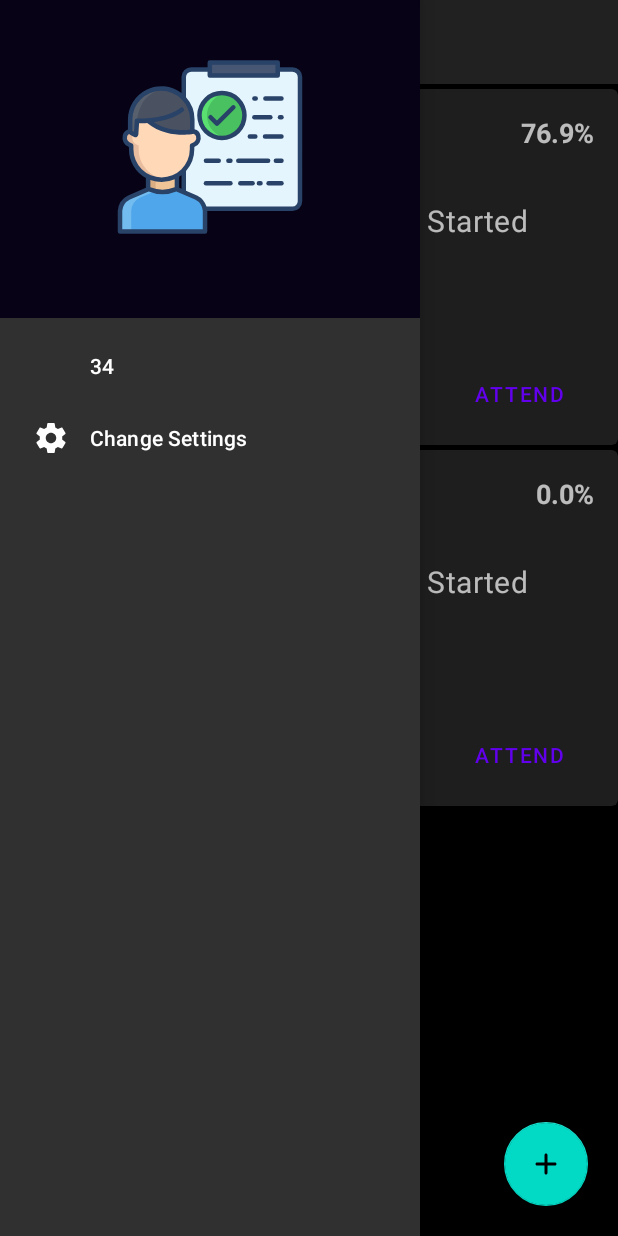
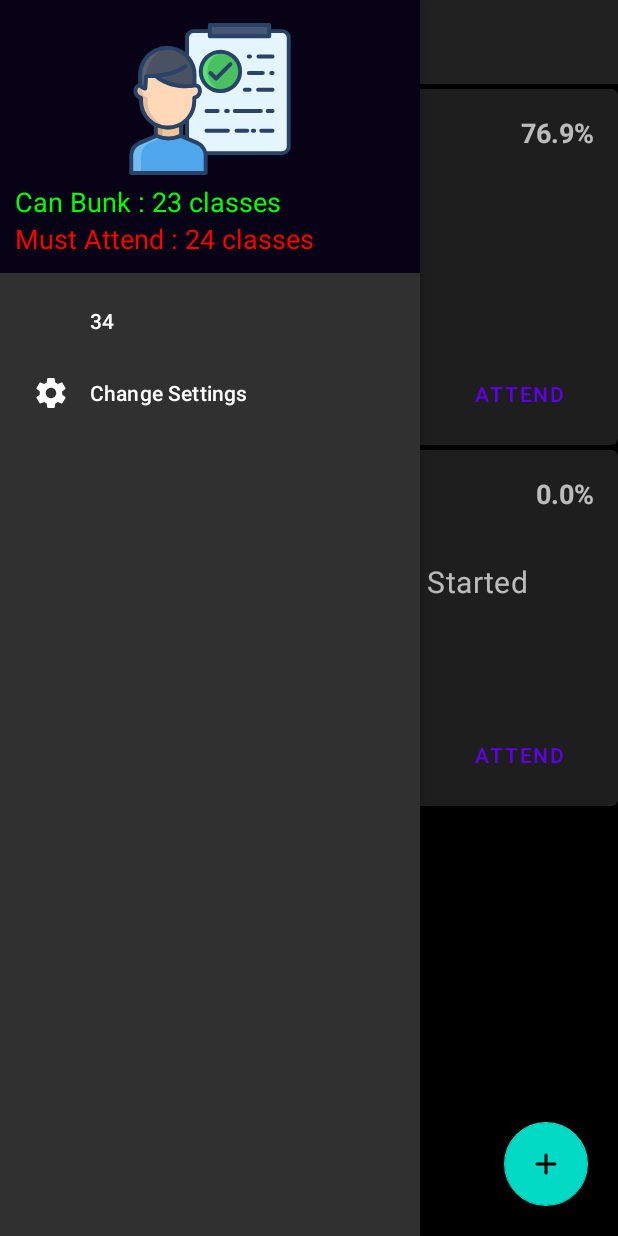
Before and after one commit to FareesHussain/BunkManager, an Android app: the screen it shows after launch (MainActivity), with the side drawer open, on a phone screen of 412 x 824 dp. Run offline under Robolectric (Android 15) with nearby library versions, the phone set to English and light mode, and no system bars; our stand-ins replace Dagger/Hilt's generated code, Room's generated code, navigation-ui; 1 statement that could not run was skipped.

Commit message:
added fake repository and better nav_header.xml

```diff
--- a/app/src/main/AndroidManifest.xml
+++ b/app/src/main/AndroidManifest.xml
@@ -10,7 +10,7 @@
         android:roundIcon="@drawable/ic_app_icon"
         android:supportsRtl="true"
         android:theme="@style/AppTheme">
-        <activity android:name=".MainActivity">
+        <activity android:name=".ui.MainActivity">
             <intent-filter>
                 <action android:name="android.intent.action.MAIN" />
 
--- a/app/src/main/java/farees/hussain/bunkmanager/adapter/ClassAdapter.kt
+++ b/app/src/main/java/farees/hussain/bunkmanager/adapter/ClassAdapter.kt
@@ -27,6 +27,7 @@ class ClassAdapter(var subjects:List<Subject>) : RecyclerView.Adapter<ClassAdapt
                 holder.view.tvStatus.text = "Attendance Not Yet Started"
                 return
             }
+            holder.view.tvCurrentAttendance.text = "Current Attendance : ${subject.classesAttended}/${subject.totalClasses}"
             if (subject.percentageAttendance!! < 75) {
                 var noOfClassesToAttend = 3 * subject.totalClasses!! - 4 * subject.classesAttended
                 if (noOfClassesToAttend < 0) noOfClassesToAttend++
--- a/app/src/main/java/farees/hussain/bunkmanager/db/model/Subject.kt
+++ b/app/src/main/java/farees/hussain/bunkmanager/db/model/Subject.kt
@@ -6,6 +6,7 @@ import androidx.room.PrimaryKey
 @Entity(tableName = "subject_items")
 data class Subject(
     var subjectName:String,
+    var requiredPercentageAttendance:Int?=75,
     var currentAttendance: String,
     var status: String,
     var classesAttended:Int,
@@ -13,8 +14,7 @@ data class Subject(
     var classesCanBeBunked:Int?=null,
     var classesMustAttend:Int?=null,
     var attendanceCheckedToday:Boolean ?=false,
-    var percentageAttendance:Double?= if(totalClasses == 0)0.0 else Math.round((classesAttended.toDouble()*100/totalClasses).toDouble() * 10.0)/10.0,
-    var requiredPercentageAttendance:Int?=75,
+    var percentageAttendance:Double = if(totalClasses == 0)0.0 else Math.round((classesAttended.toDouble()*100/totalClasses).toDouble() * 10.0)/10.0,
 
     @PrimaryKey(autoGenerate = true)
     val id: Int?=null
--- a/app/src/main/java/farees/hussain/bunkmanager/MainActivity.kt
+++ b/app/src/main/java/farees/hussain/bunkmanager/ui/MainActivity.kt
@@ -1,32 +1,27 @@
-package farees.hussain.bunkmanager
+package farees.hussain.bunkmanager.ui
 
 import android.app.*
 import android.content.Context
 import android.content.Intent
 import android.graphics.Color
-import android.graphics.drawable.Drawable
 import android.os.Build
 import androidx.appcompat.app.AppCompatActivity
 import android.os.Bundle
-import android.view.LayoutInflater
 import android.view.View
-import android.widget.ImageView
-import androidx.appcompat.app.ActionBar
 import androidx.core.app.NotificationCompat
 import androidx.core.app.NotificationManagerCompat
-import androidx.drawerlayout.widget.DrawerLayout
 import androidx.navigation.findNavController
 import androidx.navigation.ui.AppBarConfiguration
 import androidx.navigation.ui.NavigationUI
 import androidx.navigation.ui.setupWithNavController
-import com.google.android.material.navigation.NavigationView
+import farees.hussain.bunkmanager.R
 import farees.hussain.bunkmanager.databinding.ActivityMainBinding
 import kotlinx.android.synthetic.main.activity_main.*
-import kotlinx.android.synthetic.main.nav_header.*
 import kotlinx.android.synthetic.main.nav_header.view.*
 
 class MainActivity : AppCompatActivity() {
     private lateinit var b : ActivityMainBinding
+    private lateinit var viewModel: SubjectViewModel
     override fun onCreate(savedInstanceState: Bundle?) {
         super.onCreate(savedInstanceState)
         b = ActivityMainBinding.inflate(layoutInflater)
@@ -38,29 +33,27 @@ class MainActivity : AppCompatActivity() {
         var canBunkCount = navHeader.tvCanBunk
         var mustAttend = navHeader.tvMustAttend
         canBunkCount.apply {
-            //if(getSubjectsCount>0) text = "Can Bunk : $totalCanBunk" else
-            visibility = View.GONE
+//            if(getSubjectsCount>0) text = "Can Bunk : $totalCanBunk" else visibility = View.GONE
         }
         mustAttend.apply {
-            //if(getSubjectsCount>0) text = "Can Attend : $totalMustAttend" else
-            visibility = View.GONE
+//            if(getSubjectsCount>0) text = "Can Attend : $totalMustAttend" else visibility = View.GONE
         }
 
         //tool bar settings
-        val navController = findNavController(R.id.nav_host_fragment)
-        val appBarConfiguration = AppBarConfiguration(navController.graph, drawerLayout)
-        NavigationUI.setupWithNavController(navView, navController)
-        toolbar.apply {
-            setupWithNavController(navController,appBarConfiguration)
-            title = null
-        }
-        navController.addOnDestinationChangedListener { controller, destination, arguments ->
-            toolbar.title = null
-            when(destination.id){
-                R.id.settingsFragment -> b.title.text = "Settings"
-                R.id.classesFragment -> b.title.text = "Bunk Manager"
-            }
-        }
+//        val navController = findNavController(R.id.nav_host_fragment)
+//        val appBarConfiguration = AppBarConfiguration(navController.graph, drawerLayout)
+//        NavigationUI.setupWithNavController(navView, navController)
+//        toolbar.apply {
+//            setupWithNavController(navController,appBarConfiguration)
+//            title = null
+//        }
+//        navController.addOnDestinationChangedListener { controller, destination, arguments ->
+//            toolbar.title = null
+//            when(destination.id){
+//                R.id.settingsFragment -> b.title.text = "Settings"
+//                R.id.classesFragment -> b.title.text = "Bunk Manager"
+//            }
+//        }
 
         // for notifications
         createNotificationChannel()
@@ -69,11 +62,11 @@ class MainActivity : AppCompatActivity() {
         //
     }
 
-    override fun onSupportNavigateUp(): Boolean {
-        val navController = this.findNavController(R.id.nav_host_fragment)
-        toolbar.title = null
-        return NavigationUI.navigateUp(navController, drawerLayout)
-    }
+//    override fun onSupportNavigateUp(): Boolean {
+//        val navController = this.findNavController(R.id.nav_host_fragment)
+//        toolbar.title = null
+//        return NavigationUI.navigateUp(navController, drawerLayout)
+//    }
 
     var CHANNEL_ID = "channelId"
     var CHANNEL_NAME = "makeAttendanceNow"
@@ -90,7 +83,7 @@ class MainActivity : AppCompatActivity() {
         }
     }
     private fun makeNotification(){
-        val intent = Intent(this,MainActivity::class.java)
+        val intent = Intent(this, MainActivity::class.java)
         val pendingIntent = TaskStackBuilder.create(this).run{
             addNextIntentWithParentStack(intent)
             getPendingIntent(0, PendingIntent.FLAG_UPDATE_CURRENT)
--- a/app/src/main/java/farees/hussain/bunkmanager/fragments/ClassesFragment.kt
+++ b/app/src/main/java/farees/hussain/bunkmanager/ui/fragments/ClassesFragment.kt
@@ -1,19 +1,22 @@
-package farees.hussain.bunkmanager.fragments
+package farees.hussain.bunkmanager.ui.fragments
 
 import android.os.Bundle
 import android.view.LayoutInflater
 import android.view.View
 import android.view.ViewGroup
 import androidx.fragment.app.Fragment
+import androidx.lifecycle.ViewModelProvider
 import androidx.recyclerview.widget.LinearLayoutManager
 import androidx.recyclerview.widget.RecyclerView
 import farees.hussain.bunkmanager.adapter.ClassAdapter
 import farees.hussain.bunkmanager.databinding.FragmentClassesBinding
 import farees.hussain.bunkmanager.db.model.Subject
+import farees.hussain.bunkmanager.ui.SubjectViewModel
 
 class ClassesFragment : Fragment() {
 
     private lateinit var b : FragmentClassesBinding
+    private lateinit var viewModel : SubjectViewModel
 
     override fun onCreateView(
         inflater: LayoutInflater,
@@ -21,9 +24,10 @@ class ClassesFragment : Fragment() {
         savedInstanceState: Bundle?
     ): View? {
         b = FragmentClassesBinding.inflate(layoutInflater,container,false)
+        viewModel = ViewModelProvider(requireActivity()).get(SubjectViewModel::class.java)
         var subjects = ArrayList<Subject>().apply {
-            add(Subject("math","Not Yet Started","0/0",90, 117,0,0,false))
-            add(Subject("math","Not Yet Started","0/0",0, 0,0,0,false))
+            add(Subject("math",null,"Not Yet Started","0/0",90, 117,0,0,false))
+            add(Subject("math",null,"Not Yet Started","0/0",0, 0,0,0,false))
         }
         b.rvClasses.layoutManager = LinearLayoutManager(context,RecyclerView.VERTICAL,false)
         b.rvClasses.adapter = ClassAdapter(subjects)
--- a/app/src/main/res/layout/activity_main.xml
+++ b/app/src/main/res/layout/activity_main.xml
@@ -5,7 +5,7 @@
     android:layout_width="match_parent"
     android:layout_height="match_parent"
     tools:viewBindingIgnore="false"
-    tools:context=".MainActivity">
+    tools:context=".ui.MainActivity">
 
     <androidx.drawerlayout.widget.DrawerLayout
         android:id="@+id/drawerLayout"
--- a/app/src/main/res/layout/nav_header.xml
+++ b/app/src/main/res/layout/nav_header.xml
@@ -1,51 +1,43 @@
 <?xml version="1.0" encoding="utf-8"?>
 
-<androidx.constraintlayout.widget.ConstraintLayout xmlns:android="http://schemas.android.com/apk/res/android"
+<LinearLayout xmlns:android="http://schemas.android.com/apk/res/android"
     xmlns:app="http://schemas.android.com/apk/res-auto"
     xmlns:tools="http://schemas.android.com/tools"
     android:id="@+id/navHeader"
     android:layout_width="match_parent"
-    android:layout_height="212dp"
+    android:layout_height="182dp"
     android:background="?attr/colorPrimaryDark"
-    android:padding="16dp"
+    android:padding="10dp"
+    android:orientation="vertical"
     android:theme="@style/ThemeOverlay.AppCompat.Dark">
 
     <ImageView
-        android:id="@+id/navHeaderImage"
-        android:layout_width="0dp"
-        android:layout_height="128dp"
-        android:layout_marginTop="8dp"
-        android:layout_marginBottom="24dp"
-        android:scaleType="fitCenter"
-        app:layout_constraintBottom_toBottomOf="parent"
-        app:layout_constraintEnd_toEndOf="parent"
-        app:layout_constraintStart_toStartOf="parent"
-        app:layout_constraintTop_toTopOf="parent"
-        app:srcCompat="@drawable/ic_app_icon"
-        tools:ignore="VectorDrawableCompat" />
-
+        android:layout_weight="1"
+        android:layout_width="wrap_content"
+        android:layout_height="wrap_content"
+        android:src="@drawable/ic_app_icon"/>
+    <LinearLayout
+        android:id="@+id/llDisplayTextInNavHeader"
+        android:layout_width="match_parent"
+        android:layout_height="100dp"
+        android:orientation="vertical"
+        android:layout_weight="1"
+        >
         <TextView
             android:id="@+id/tvCanBunk"
             android:layout_width="wrap_content"
             android:layout_height="wrap_content"
-        android:text="Can Bunk"
-        android:textColor="#00FF00 "
-        android:textSize="25sp"
-        app:layout_constraintBottom_toBottomOf="@+id/tvMustAttend"
-        app:layout_constraintEnd_toEndOf="parent"
-        app:layout_constraintTop_toTopOf="@+id/tvMustAttend" />
-
+            android:textSize="18sp"
+            android:textColor="#00ff00"
+            android:text="Can Bunk : 23 classes"/>
         <TextView
             android:id="@+id/tvMustAttend"
             android:layout_width="wrap_content"
             android:layout_height="wrap_content"
-        android:text="Must Attend"
-        android:textColor="#FF0000"
-        android:textSize="25sp"
-        app:layout_constraintBottom_toBottomOf="parent"
-        app:layout_constraintStart_toStartOf="parent"
-        app:layout_constraintTop_toBottomOf="@+id/navHeaderImage" />
+            android:textSize="18sp"
+            android:textColor="#ff0000"
+            android:text="Must Attend : 24 classes"/>
 
+    </LinearLayout>
 
-
-</androidx.constraintlayout.widget.ConstraintLayout>
+</LinearLayout>
--- a/app/src/main/res/navigation/nav_graph.xml
+++ b/app/src/main/res/navigation/nav_graph.xml
@@ -5,10 +5,10 @@
 
     <fragment
         android:id="@+id/classesFragment"
-        android:name="farees.hussain.bunkmanager.fragments.ClassesFragment"
+        android:name="farees.hussain.bunkmanager.ui.fragments.ClassesFragment"
         android:label="ClassesFragment" />
     <fragment
         android:id="@+id/settingsFragment"
-        android:name="farees.hussain.bunkmanager.fragments.SettingsFragment"
+        android:name="farees.hussain.bunkmanager.ui.fragments.SettingsFragment"
         android:label="SettingsFragment" />
 </navigation>
```
Also changed, not shown: app/src/main/java/farees/hussain/bunkmanager/di/AppModule.kt (+9 -0 lines), app/src/main/java/farees/hussain/bunkmanager/other/Event.kt (added, +24 -0 lines), app/src/main/java/farees/hussain/bunkmanager/other/Resource.kt (added, +19 -0 lines), app/src/main/java/farees/hussain/bunkmanager/repositories/DefaultSubjectRepository.kt (+5 -9 lines), app/src/main/java/farees/hussain/bunkmanager/repositories/SubjectRepository.kt (+5 -6 lines), app/src/main/java/farees/hussain/bunkmanager/ui/SubjectViewModel.kt (added, +41 -0 lines), app/src/main/java/farees/hussain/bunkmanager/ui/fragments/SettingsFragment.kt (renamed from app/src/main/java/farees/hussain/bunkmanager/fragments/SettingsFragment.kt, +1 -6 lines), 1 other file. Lines whose indentation alone changed are shown as unchanged.
